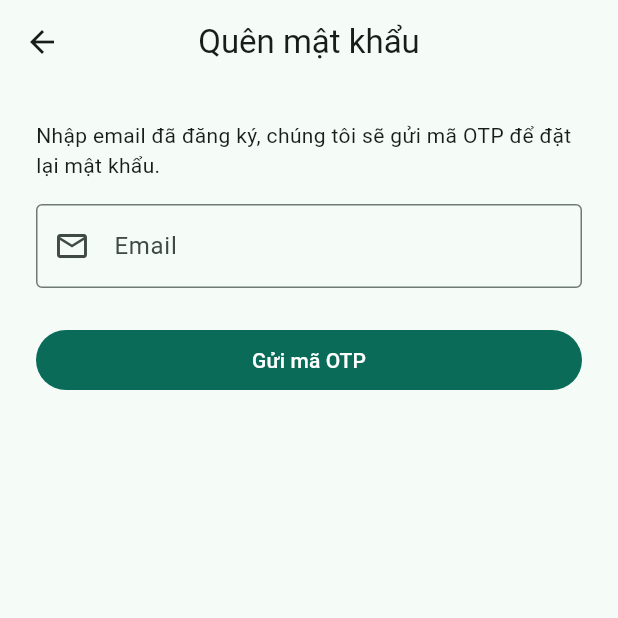
After one commit to 1250080044-PhamMinhGiang-12DHCNPM1/Xay_dung_ung_dung_quan_ly_nhac_nho_cong_viec_ca_nhan, a Flutter app: the ForgotPasswordScreen screen opened directly, on a phone screen of 412 x 824 dp, the top half of it. The commit adds this screen. Run offline on Flutter 3.47's test engine with Material 3 defaults, Android fonts, the phone set to English and light mode, and no system bars; our stand-ins replace dio, flutter_local_notifications, sqflite, timezone; accounts and stored records are empty.

Commit message:
feat(otp): thêm màn hình OTP và quên mật khẩu

```diff
--- a/app/lib/core/validators.dart
+++ b/app/lib/core/validators.dart
@@ -30,4 +30,12 @@ class Validators {
     if (v.length > 100) return 'Họ tên tối đa 100 ký tự';
     return null;
   }
+
+  /// Mã OTP: đúng 6 chữ số.
+  static String? otp(String? value) {
+    final v = value?.trim() ?? '';
+    if (v.isEmpty) return 'Vui lòng nhập mã OTP';
+    if (!RegExp(r'^\d{6}$').hasMatch(v)) return 'Mã OTP gồm 6 chữ số';
+    return null;
+  }
 }
--- /dev/null
+++ b/app/lib/screens/auth/forgot_password_screen.dart
@@ -0,0 +1,91 @@
+import 'package:flutter/material.dart';
+
+import '../../core/validators.dart';
+import '../../services/auth_service.dart';
+import 'reset_password_screen.dart';
+
+/// Quên mật khẩu: nhập email → API gửi mã OTP (luôn báo thành công) → sang màn đặt mật khẩu mới.
+/// Đặt lại thành công → pop(email) để màn đăng nhập điền sẵn email.
+class ForgotPasswordScreen extends StatefulWidget {
+  final String initialEmail;
+
+  const ForgotPasswordScreen({super.key, this.initialEmail = ''});
+
+  @override
+  State<ForgotPasswordScreen> createState() => _ForgotPasswordScreenState();
+}
+
+class _ForgotPasswordScreenState extends State<ForgotPasswordScreen> {
+  final _formKey = GlobalKey<FormState>();
+  late final TextEditingController _emailController;
+  final _authService = AuthService();
+  bool _loading = false;
+
+  @override
+  void initState() {
+    super.initState();
+    _emailController = TextEditingController(text: widget.initialEmail);
+  }
+
+  @override
+  void dispose() {
+    _emailController.dispose();
+    super.dispose();
+  }
+
+  Future<void> _submit() async {
+    if (!_formKey.currentState!.validate()) return;
+    setState(() => _loading = true);
+    try {
+      final email = _emailController.text.trim();
+      final message = await _authService.forgotPassword(email);
+      if (!mounted) return;
+      ScaffoldMessenger.of(context).showSnackBar(SnackBar(content: Text(message)));
+      final done = await Navigator.of(context).push<bool>(
+        MaterialPageRoute(builder: (_) => ResetPasswordScreen(email: email)),
+      );
+      if (done == true && mounted) Navigator.of(context).pop(email);
+    } catch (e) {
+      if (!mounted) return;
+      ScaffoldMessenger.of(context).showSnackBar(SnackBar(content: Text(e.toString())));
+    } finally {
+      if (mounted) setState(() => _loading = false);
+    }
+  }
+
+  @override
+  Widget build(BuildContext context) {
+    return Scaffold(
+      appBar: AppBar(title: const Text('Quên mật khẩu')),
+      body: SingleChildScrollView(
+        padding: const EdgeInsets.all(24),
+        child: Form(
+          key: _formKey,
+          child: Column(
+            crossAxisAlignment: CrossAxisAlignment.stretch,
+            children: [
+              const Text('Nhập email đã đăng ký, chúng tôi sẽ gửi mã OTP để đặt lại mật khẩu.'),
+              const SizedBox(height: 16),
+              TextFormField(
+                controller: _emailController,
+                keyboardType: TextInputType.emailAddress,
+                decoration: const InputDecoration(
+                    labelText: 'Email', prefixIcon: Icon(Icons.email_outlined)),
+                validator: Validators.email,
+                onFieldSubmitted: (_) => _submit(),
+              ),
+              const SizedBox(height: 24),
+              FilledButton(
+                onPressed: _loading ? null : _submit,
+                child: _loading
+                    ? const SizedBox(
+                        width: 20, height: 20, child: CircularProgressIndicator(strokeWidth: 2))
+                    : const Text('Gửi mã OTP'),
+              ),
+            ],
+          ),
+        ),
+      ),
+    );
+  }
+}
--- a/app/lib/screens/auth/login_screen.dart
+++ b/app/lib/screens/auth/login_screen.dart
@@ -1,8 +1,11 @@
 import 'package:flutter/material.dart';
 import 'package:provider/provider.dart';
 
+import '../../core/api_client.dart';
 import '../../core/validators.dart';
 import '../../providers/auth_provider.dart';
+import 'forgot_password_screen.dart';
+import 'verify_email_screen.dart';
 
 class LoginScreen extends StatefulWidget {
   const LoginScreen({super.key});
@@ -32,11 +35,48 @@ class _LoginScreenState extends State<LoginScreen> {
       await context.read<AuthProvider>().login(_emailController.text, _passwordController.text);
       if (!mounted) return;
       Navigator.of(context).pushReplacementNamed('/home');
+    } on ApiException catch (e) {
+      if (!mounted) return;
+      // 403 "chưa xác thực email" (khi bật RequireEmailConfirmation) → mời nhập mã OTP
+      if (e.statusCode == 403 && e.message.contains('xác thực email')) {
+        await _askVerifyEmail();
+      } else {
+        ScaffoldMessenger.of(context).showSnackBar(SnackBar(content: Text(e.message)));
+      }
     } catch (e) {
       if (!mounted) return;
       ScaffoldMessenger.of(context).showSnackBar(SnackBar(content: Text(e.toString())));
     } finally {
       if (mounted) setState(() => _loading = false);
+    }
+  }
+
+  Future<void> _askVerifyEmail() async {
+    final go = await showDialog<bool>(
+      context: context,
+      builder: (ctx) => AlertDialog(
+        title: const Text('Chưa xác thực email'),
+        content: const Text('Bạn cần nhập mã OTP đã gửi qua email trước khi đăng nhập.'),
+        actions: [
+          TextButton(onPressed: () => Navigator.pop(ctx, false), child: const Text('Để sau')),
+          FilledButton(onPressed: () => Navigator.pop(ctx, true), child: const Text('Nhập mã')),
+        ],
+      ),
+    );
+    if (go != true || !mounted) return;
+    await Navigator.of(context).push(MaterialPageRoute(
+      // Có thể mã cũ đã hết hạn → cho bấm "Gửi lại mã" ngay
+      builder: (_) => VerifyEmailScreen(email: _emailController.text.trim(), codeJustSent: false),
+    ));
+  }
+
+  Future<void> _openForgotPassword() async {
+    final email = await Navigator.of(context).push<String>(MaterialPageRoute(
+      builder: (_) => ForgotPasswordScreen(initialEmail: _emailController.text.trim()),
+    ));
+    if (email != null) {
+      _emailController.text = email;
+      _passwordController.clear();
     }
   }
 
@@ -101,7 +141,11 @@ class _LoginScreenState extends State<LoginScreen> {
                     onPressed: _loading ? null : _openRegister,
                     child: const Text('Chưa có tài khoản? Đăng ký'),
                   ),
-                  // Task 04 (An): nút "Quên mật khẩu"; Task 05 (Giang): nút "Đăng nhập bằng Google".
+                  TextButton(
+                    onPressed: _loading ? null : _openForgotPassword,
+                    child: const Text('Quên mật khẩu?'),
+                  ),
+                  // Task 05 (Giang): nút "Đăng nhập bằng Google".
                 ],
               ),
             ),
--- a/app/lib/screens/auth/register_screen.dart
+++ b/app/lib/screens/auth/register_screen.dart
@@ -2,6 +2,7 @@ import 'package:flutter/material.dart';
 
 import '../../core/validators.dart';
 import '../../services/auth_service.dart';
+import 'verify_email_screen.dart';
 
 class RegisterScreen extends StatefulWidget {
   const RegisterScreen({super.key});
@@ -39,9 +40,13 @@ class _RegisterScreenState extends State<RegisterScreen> {
       );
       if (!mounted) return;
       ScaffoldMessenger.of(context).showSnackBar(SnackBar(content: Text(message)));
-      // Quay lại màn đăng nhập, điền sẵn email
-      Navigator.of(context).pop(_emailController.text.trim());
-      // Task 04 (An): chuyển sang màn nhập OTP xác thực email thay vì về đăng nhập.
+      // Task 04: API đã gửi OTP → mở màn nhập mã xác thực email
+      final email = _emailController.text.trim();
+      await Navigator.of(context).push<bool>(
+        MaterialPageRoute(builder: (_) => VerifyEmailScreen(email: email)),
+      );
+      // Xác thực xong (hoặc bấm quay lại) → về màn đăng nhập, điền sẵn email
+      if (mounted) Navigator.of(context).pop(email);
     } catch (e) {
       if (!mounted) return;
       ScaffoldMessenger.of(context).showSnackBar(SnackBar(content: Text(e.toString())));
--- a/app/lib/services/auth_service.dart
+++ b/app/lib/services/auth_service.dart
@@ -41,6 +41,32 @@ class AuthService {
     return body['message'] as String? ?? 'Đổi mật khẩu thành công';
   }
 
+  // ---------------- OTP email (task 04 - An) ----------------
+
+  /// POST /auth/verify-email {email, code}
+  Future<String> verifyEmail(String email, String code) => _postMessage(
+      '/auth/verify-email', {'email': email.trim(), 'code': code.trim()}, 'Xác thực email thành công');
+
+  /// POST /auth/resend-otp {email, purpose: VerifyEmail | ResetPassword}
+  Future<String> resendOtp(String email, String purpose) => _postMessage(
+      '/auth/resend-otp', {'email': email.trim(), 'purpose': purpose}, 'Đã gửi lại mã OTP');
+
+  /// POST /auth/forgot-password {email} - API luôn trả thành công
+  Future<String> forgotPassword(String email) =>
+      _postMessage('/auth/forgot-password', {'email': email.trim()}, 'Đã gửi mã OTP');
+
+  /// POST /auth/reset-password {email, code, newPassword}
+  Future<String> resetPassword(String email, String code, String newPassword) => _postMessage(
+      '/auth/reset-password',
+      {'email': email.trim(), 'code': code.trim(), 'newPassword': newPassword},
+      'Đặt lại mật khẩu thành công');
+
+  Future<String> _postMessage(String path, Map<String, dynamic> body, String fallback) async {
+    final res = await ApiClient.sendRaw(() => ApiClient.dio.post(path, data: body));
+    final message = res['message'] as String?;
+    return (message == null || message.isEmpty) ? fallback : message;
+  }
+
   /// Đăng xuất: chỉ xóa phiên trong SQLite, không cần gọi server
   /// (JWT không lưu ở server; app không còn token thì không gọi được API cần đăng nhập).
   Future<void> logout() => LocalDb.clearSession();
```
Also changed, not shown: app/lib/screens/auth/reset_password_screen.dart (added, +115 -0 lines), app/lib/screens/auth/verify_email_screen.dart (added, +115 -0 lines), app/lib/widgets/resend_otp_button.dart (added, +65 -0 lines).
